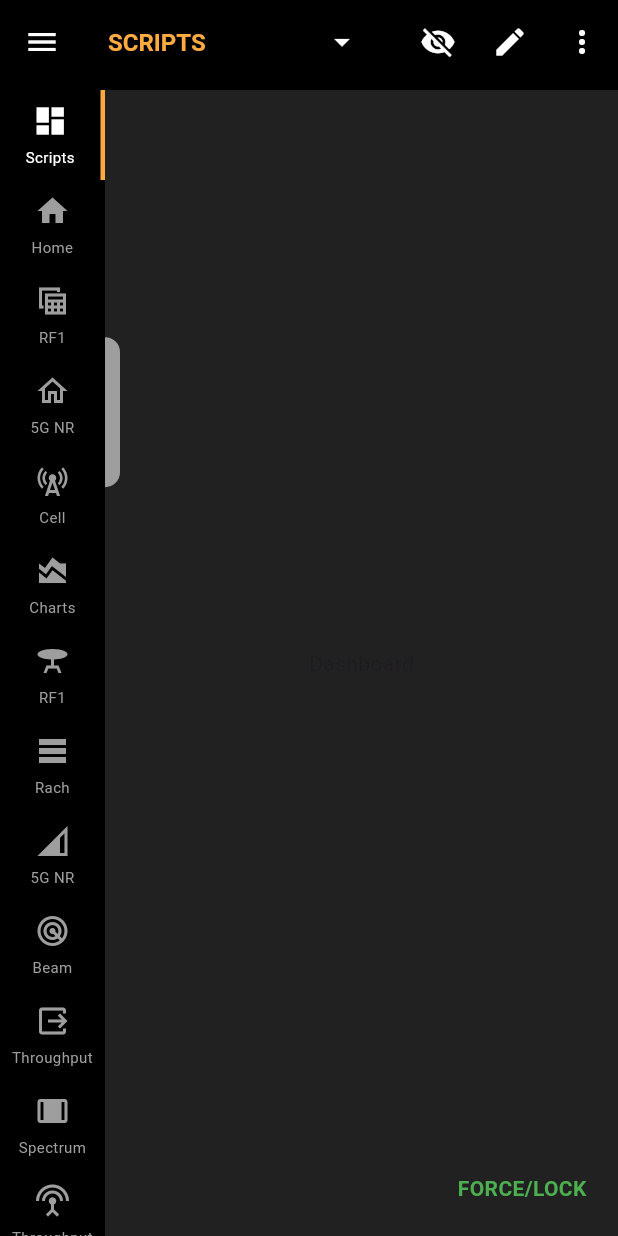
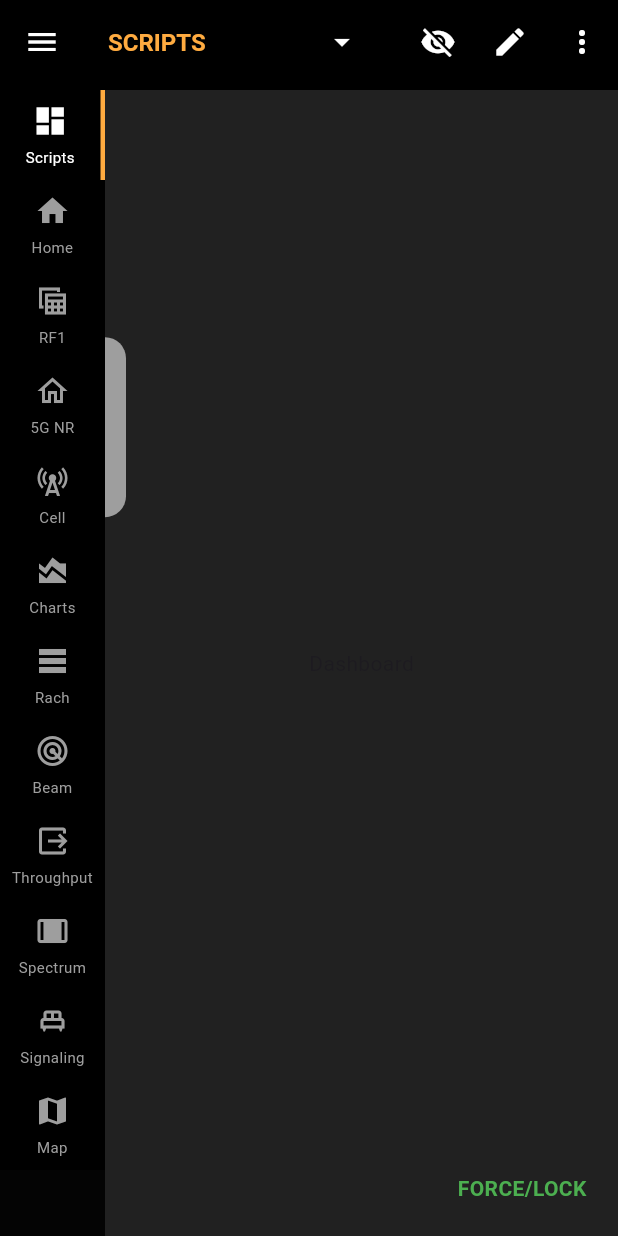
Before and after one commit to chakshit2004h/internship_task, a Flutter app: the screen it shows after launch, in the side drawer, after a tap on the "menu" icon, on a phone screen of 412 x 824 dp. Run offline on Flutter 3.47's test engine with Material 3 defaults, Android fonts, the phone set to English and light mode, and no system bars.

Commit message:
second commit

```diff
--- a/lib/pages/homepage.dart
+++ b/lib/pages/homepage.dart
@@ -158,8 +158,8 @@ class _HomepageState extends State<Homepage> {
                   opacity: _isRollerVisible ? 1.0 : 0.0,
                   duration: const Duration(milliseconds: 300),
                   child: Container(
-                    width: 10,
-                    height: 100,
+                    width: 14,
+                    height: 120,
                     decoration: const BoxDecoration(
                       color: Colors.grey,
                       borderRadius: BorderRadius.only(
--- a/lib/widget/navDrawer.dart
+++ b/lib/widget/navDrawer.dart
@@ -20,7 +20,7 @@ class _DrawerWidgetState extends State<drawer> {
       child: Container(
         width: mq.width * 0.7,
         decoration: const BoxDecoration(
-          color: Colors.black87,
+          color: Colors.black,
           borderRadius: BorderRadius.only(
             topLeft: Radius.circular(16),
             bottomLeft: Radius.circular(16),
@@ -36,8 +36,8 @@ class _DrawerWidgetState extends State<drawer> {
                   children: [
                     SizedBox(height: 80),
                     Padding(
-                      padding: EdgeInsets.only(left: 185.0),
-                      child: Text("6.11.7.1", style: TextStyle(color: Colors.white)),
+                      padding: EdgeInsets.only(left: 180.0),
+                      child: Text("6.11.7.1", style: TextStyle(color: Colors.white),maxLines: 1,),
                     )
                   ],
                 ),
--- a/lib/widget/navigation_bar.dart
+++ b/lib/widget/navigation_bar.dart
@@ -22,13 +22,10 @@ class _NavigationBarState extends State<Navigation_Bar> {
     {'icon': Icons.home_outlined, 'label': '5G NR'},
     {'icon': Icons.cell_tower, 'label': 'Cell'},
     {'icon': Icons.area_chart_sharp, 'label': 'Charts'},
-    {'icon': Icons.table_bar_sharp, 'label': 'RF1'},
     {'icon': Icons.table_rows, 'label': 'Rach'},
-    {'icon': Icons.network_cell, 'label': '5G NR'},
     {'icon': Icons.radar, 'label': 'Beam'},
     {'icon': Icons.output, 'label': 'Throughput'},
     {'icon': Icons.width_wide, 'label': 'Spectrum'},
-    {'icon': Icons.settings_input_antenna, 'label': 'Throughput'},
     {'icon': Icons.single_bed, 'label': 'Signaling'},
     {'icon': Icons.map, 'label': 'Map'}
   ];
```
